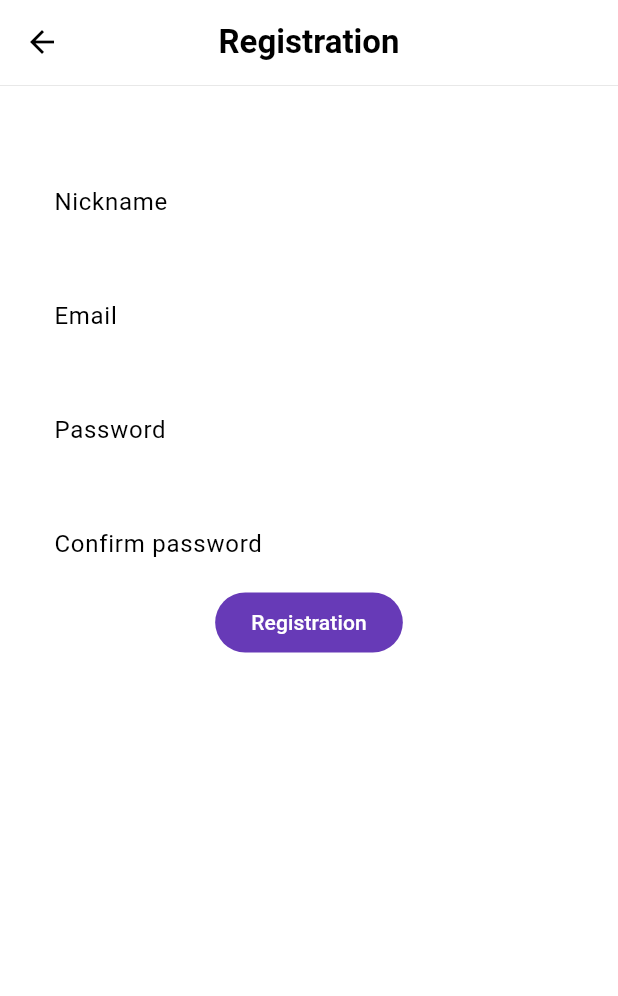
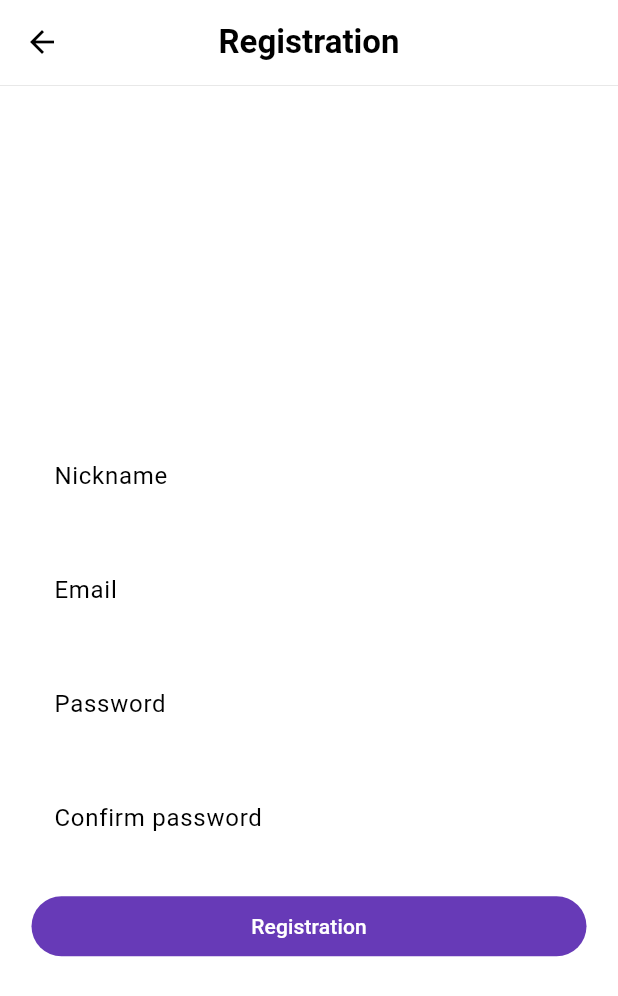
Before and after one commit to Ronnybest/dbestblog, a Flutter app: the screen it shows after launch, after a tap on "Registration", on a phone screen of 412 x 824 dp. Shown: the top 996 px of the screen. Run offline on Flutter 3.47's test engine with Material 2 defaults, Android fonts, the phone set to English and light mode, and no system bars; drawn by our look-alikes of dynamic_color; our stand-ins replace bloc, cloud_firestore, firebase_auth, firebase_core, firebase_storage, flutter_bloc and 1 more; missing offline and left inert: flutter_statusbarcolor_ns; accounts and stored records are empty.

Commit message:
styless reg, aut page

```diff
--- a/lib/main.dart
+++ b/lib/main.dart
@@ -1,6 +1,8 @@
 import 'package:flutter/material.dart';
+import 'package:flutter/services.dart';
 import 'package:flutter_bloc/flutter_bloc.dart';
 import 'package:dynamic_color/dynamic_color.dart';
+import 'package:flutter_statusbarcolor_ns/flutter_statusbarcolor_ns.dart';
 import 'common/routes/pages.dart';
 import 'global.dart';
 
@@ -8,10 +10,6 @@ void main() async {
   await Global.init();
   runApp(const MyApp());
 }
-
-
-
-
 
 class MyApp extends StatelessWidget {
   const MyApp({super.key});
@@ -23,6 +21,13 @@ class MyApp extends StatelessWidget {
   @override
   Widget build(BuildContext context) {
     return DynamicColorBuilder(builder: (lightColorScheme, darkColorScheme) {
+      Color statusBarColor = lightColorScheme?.onBackground ??
+          _defaultLightColorScheme.onSecondary;
+      if (Theme.of(context).brightness == Brightness.dark) {
+        statusBarColor = darkColorScheme?.onBackground ??
+            _defaultDarkColorScheme.onSecondary;
+      }
+      FlutterStatusbarcolor.setStatusBarColor(statusBarColor);
       return MultiBlocProvider(
         providers: [...AppPagesComplect.allBlocsProvider(context)],
         child: MaterialApp(
@@ -36,11 +41,9 @@ class MyApp extends StatelessWidget {
             colorScheme: darkColorScheme ?? _defaultDarkColorScheme,
             useMaterial3: true,
           ),
-
           //home: AuthorizationPage(),
         ),
       );
-  }
-  );
+    });
   }
 }
--- a/lib/pages/authorization/authorization_page.dart
+++ b/lib/pages/authorization/authorization_page.dart
@@ -25,7 +25,7 @@ class _AuthorizationPageState extends State<AuthorizationPage> {
           body:Container(
                 margin: const EdgeInsets.only(top: 50),
                 child: Column(
-                  mainAxisAlignment: MainAxisAlignment.spaceBetween,
+                  mainAxisAlignment: MainAxisAlignment.center,
                   children: [
                     Container(
                       margin: EdgeInsets.only(top: 60),
@@ -57,11 +57,14 @@ class _AuthorizationPageState extends State<AuthorizationPage> {
                         ],
                       ),
                     ),
-                  Column(
-                    children: [widgets.buildButton(
-                      text: 'Login', type: 'confirm', func: auth),
-                  widgets.buildButton(
-                      text: 'Registration', type: '', func: gotoReg),],
+                  Container(
+                    margin: const EdgeInsets.only(top: 20),
+                    child: Column(
+                      children: [widgets.buildButton(
+                        text: 'Login', type: 'confirm', func: auth),
+                    widgets.buildButton(
+                        text: 'Registration', type: '', func: gotoReg),],
+                    ),
                   )
                 ]),
               ),
--- a/lib/pages/registration/registration_page.dart
+++ b/lib/pages/registration/registration_page.dart
@@ -24,8 +24,12 @@ class _RegistrationPageState extends State<RegistrationPage> {
           appBar: widgets.buildAppBar(titleText: 'Registration'),
           body: Container(
             margin: const EdgeInsets.only(top: 50),
+            child: Column(
+              mainAxisAlignment: MainAxisAlignment.center,
+              children: [
+                Container(
             child: Column(children: [
-              widgets.buildTextFields(
+                            widgets.buildTextFields(
                   hintText: 'Nickname',
                   type: 'input',
                   func: (value) => context
@@ -58,9 +62,15 @@ class _RegistrationPageState extends State<RegistrationPage> {
                   func: (value) => context
                       .read<RegistrationBloc>()
                       .add(RePasswordEvent(rePassword: value!))),
-              widgets.buildButton(
+            ],)
+          ),
+          Container(
+            margin: const EdgeInsets.only(top: 20),
+            child: widgets.buildButton(
                   text: 'Registration', type: 'confirm', func: register),
-            ]),
+          )
+            ]
+            ),
           ),
         ),
       );
--- a/lib/pages/registration/widgets/registration_widgets.dart
+++ b/lib/pages/registration/widgets/registration_widgets.dart
@@ -48,8 +48,9 @@ class RegistrationWidgets {
       required String type,
       required void Function() func}) {
     return type == 'confirm'
-        ? FilledButton(onPressed: func, child: Text(text))
-        : OutlinedButton(onPressed: func, child: Text(text));
+        ? FilledButton(onPressed: func, child: Text(text), style:  FilledButton.styleFrom(minimumSize: Size( 370, 40),)  //////// HERE
+, )
+        : OutlinedButton(onPressed: func, child: Text(text), style: OutlinedButton.styleFrom(minimumSize: Size( 370, 40)));
   }
 }
 
--- a/pubspec.yaml
+++ b/pubspec.yaml
@@ -36,6 +36,7 @@ dependencies:
   firebase_auth: ^4.6.2
   firebase_core: ^2.13.1
   firebase_storage: ^11.2.3
+  flutter_statusbarcolor_ns: ^0.5.0
   flutter:
     sdk: flutter
   flutter_bloc: ^8.1.3
```
Also changed, not shown: pubspec.lock. Lines whose indentation alone changed are shown as unchanged.
